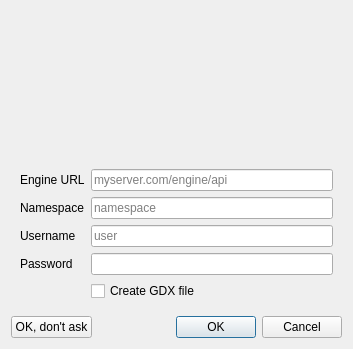
The window that src/engine/enginestartdialog.ui (GAMS-dev/studio) describes before a commit, drawn with Qt 5.
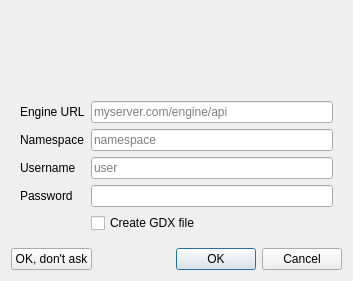
The same window after the commit. Icons and pictures are not drawn.

Commit message: fixed engine icon

What changed in the file:
```diff
--- a/src/engine/enginestartdialog.ui
+++ b/src/engine/enginestartdialog.ui
@@ -10,7 +10,7 @@
     <x>0</x>
     <y>0</y>
     <width>353</width>
-    <height>349</height>
+    <height>281</height>
    </rect>
   </property>
   <property name="sizePolicy">
```
Left out of the diff: 2 changed lines with no effect on the pictures.
